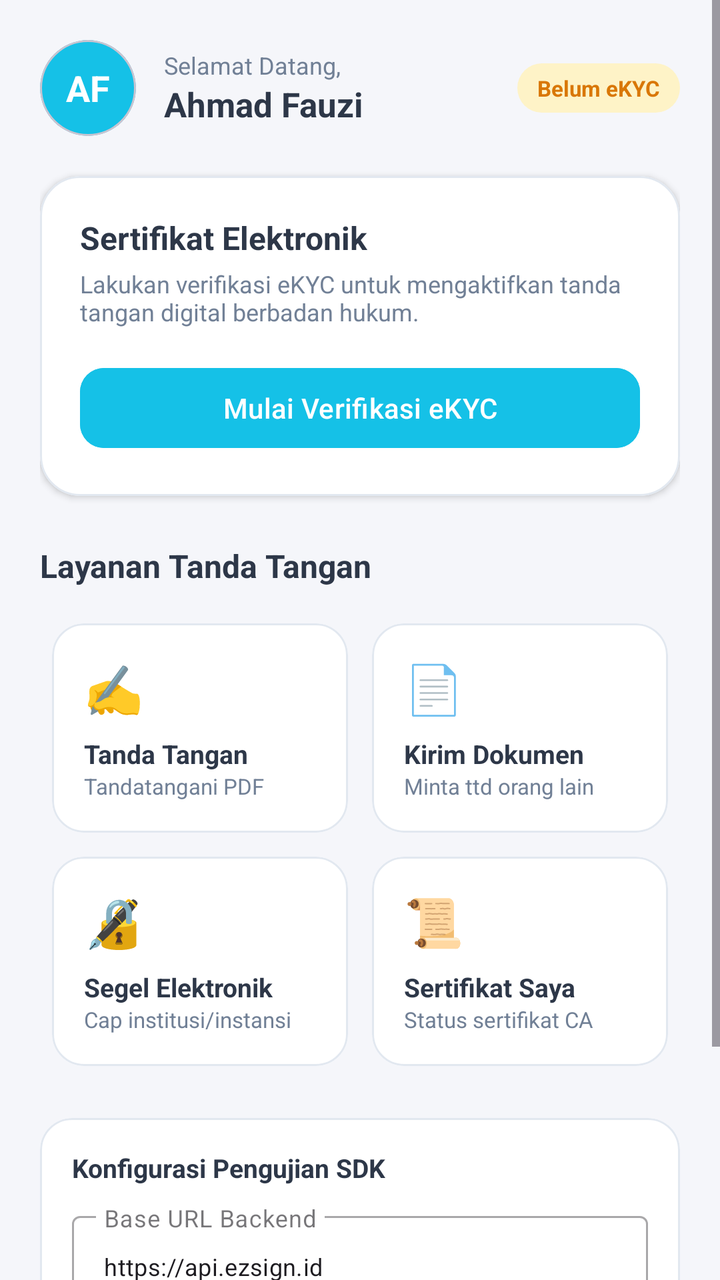
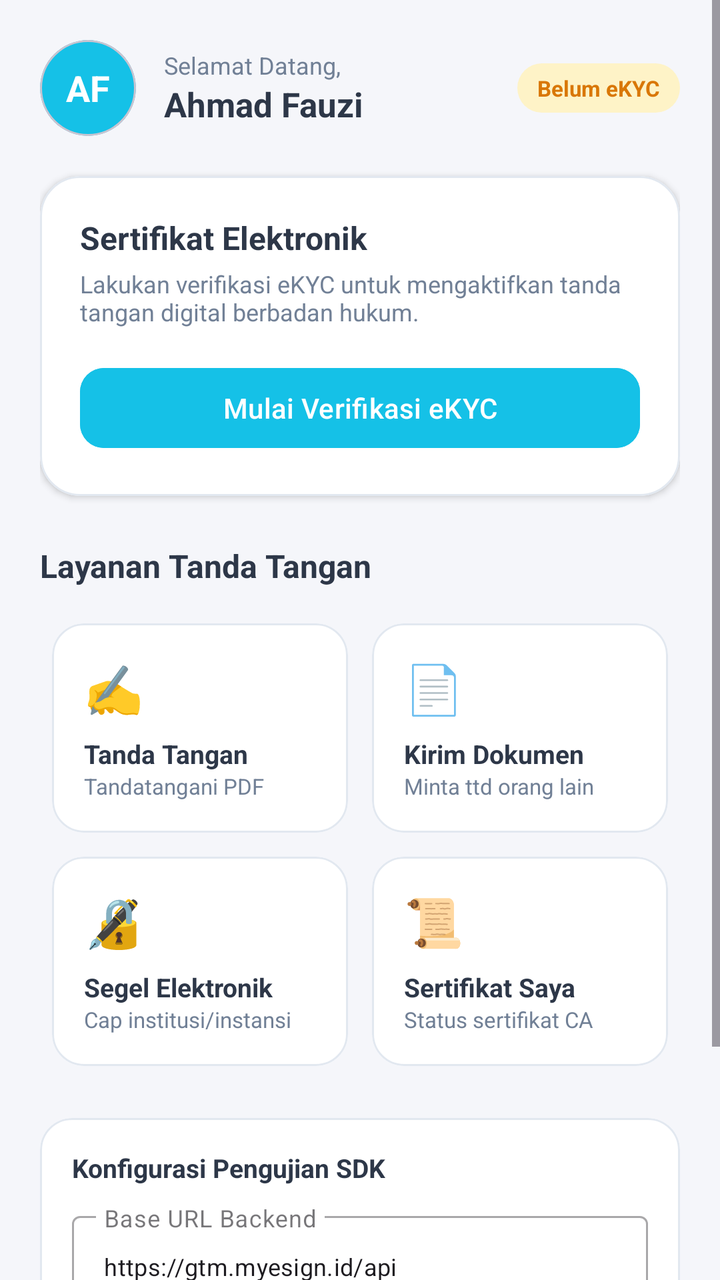

Screens rendered from an Android XML layout before and after an edit, with the pre-edit source and the edit as a unified diff.
<!-- AndroidManifest.xml: application theme Theme.Material3.DayNight.NoActionBar -->
<!-- res/layout/activity_main.xml -->
<?xml version="1.0" encoding="utf-8"?>
<ScrollView xmlns:android="http://schemas.android.com/apk/res/android"
    xmlns:app="http://schemas.android.com/apk/res-auto"
    android:layout_width="match_parent"
    android:layout_height="match_parent"
    android:background="@color/sample_bg"
    android:fillViewport="true">

    <LinearLayout
        android:layout_width="match_parent"
        android:layout_height="wrap_content"
        android:orientation="vertical"
        android:padding="20dp">

        
        <LinearLayout
            android:layout_width="match_parent"
            android:layout_height="wrap_content"
            android:gravity="center_vertical"
            android:orientation="horizontal">

            <com.google.android.material.card.MaterialCardView
                android:layout_width="48dp"
                android:layout_height="48dp"
                app:cardBackgroundColor="@color/sample_primary"
                app:cardCornerRadius="24dp"
                app:cardElevation="0dp">

                <TextView
                    android:layout_width="match_parent"
                    android:layout_height="match_parent"
                    android:gravity="center"
                    android:text="AF"
                    android:textColor="@android:color/white"
                    android:textSize="18sp"
                    android:textStyle="bold" />
            </com.google.android.material.card.MaterialCardView>

            <LinearLayout
                android:layout_width="0dp"
                android:layout_height="wrap_content"
                android:layout_marginStart="14dp"
                android:layout_weight="1"
                android:orientation="vertical">

                <TextView
                    android:layout_width="wrap_content"
                    android:layout_height="wrap_content"
                    android:text="Selamat Datang,"
                    android:textColor="@color/sample_text_secondary"
                    android:textSize="12sp" />

                <TextView
                    android:layout_width="wrap_content"
                    android:layout_height="wrap_content"
                    android:text="Ahmad Fauzi"
                    android:textColor="@color/sample_text_primary"
                    android:textSize="17sp"
                    android:textStyle="bold" />
            </LinearLayout>

            <TextView
                android:id="@+id/tvUserStatusBadge"
                android:layout_width="wrap_content"
                android:layout_height="wrap_content"
                android:background="@drawable/badge_status_warning"
                android:paddingHorizontal="10dp"
                android:paddingVertical="5dp"
                android:text="Belum eKYC"
                android:textColor="@color/sample_warning_text"
                android:textSize="11sp"
                android:textStyle="bold" />
        </LinearLayout>

        
        <com.google.android.material.card.MaterialCardView
            android:id="@+id/cardVerification"
            android:layout_width="match_parent"
            android:layout_height="wrap_content"
            android:layout_marginTop="20dp"
            app:cardBackgroundColor="@color/sample_card"
            app:cardCornerRadius="20dp"
            app:cardElevation="2dp"
            app:strokeColor="#E2E8F0"
            app:strokeWidth="1dp">

            <LinearLayout
                android:layout_width="match_parent"
                android:layout_height="wrap_content"
                android:orientation="vertical"
                android:padding="20dp">

                <LinearLayout
                    android:layout_width="match_parent"
                    android:layout_height="wrap_content"
                    android:orientation="horizontal">

                    <LinearLayout
                        android:layout_width="0dp"
                        android:layout_height="wrap_content"
                        android:layout_weight="1"
                        android:orientation="vertical">

                        <TextView
                            android:layout_width="wrap_content"
                            android:layout_height="wrap_content"
                            android:text="Sertifikat Elektronik"
                            android:textColor="@color/sample_text_primary"
                            android:textSize="16sp"
                            android:textStyle="bold" />

                        <TextView
                            android:layout_width="wrap_content"
                            android:layout_height="wrap_content"
                            android:layout_marginTop="4dp"
                            android:text="Lakukan verifikasi eKYC untuk mengaktifkan tanda tangan digital berbadan hukum."
                            android:textColor="@color/sample_text_secondary"
                            android:textSize="12sp" />
                    </LinearLayout>
                </LinearLayout>

                <com.google.android.material.button.MaterialButton
                    android:id="@+id/btnStartEkyc"
                    android:layout_width="match_parent"
                    android:layout_height="48dp"
                    android:layout_marginTop="16dp"
                    android:backgroundTint="@color/sample_primary"
                    android:text="Mulai Verifikasi eKYC"
                    android:textAllCaps="false"
                    android:textColor="@android:color/white"
                    android:textSize="14sp"
                    app:cornerRadius="12dp" />

            </LinearLayout>
        </com.google.android.material.card.MaterialCardView>

        
        <TextView
            android:layout_width="wrap_content"
            android:layout_height="wrap_content"
            android:layout_marginTop="24dp"
            android:text="Layanan Tanda Tangan"
            android:textColor="@color/sample_text_primary"
            android:textSize="16sp"
            android:textStyle="bold" />

        
        <GridLayout
            android:layout_width="match_parent"
            android:layout_height="wrap_content"
            android:layout_marginTop="12dp"
            android:columnCount="2"
            android:rowCount="2">

            
            <com.google.android.material.card.MaterialCardView
                android:id="@+id/cardSignDoc"
                android:layout_width="0dp"
                android:layout_height="wrap_content"
                android:layout_rowWeight="1"
                android:layout_columnWeight="1"
                android:layout_margin="6dp"
                app:cardBackgroundColor="@color/sample_card"
                app:cardCornerRadius="16dp"
                app:cardElevation="0dp"
                app:strokeColor="#E2E8F0"
                app:strokeWidth="1dp">

                <LinearLayout
                    android:layout_width="match_parent"
                    android:layout_height="wrap_content"
                    android:orientation="vertical"
                    android:padding="16dp">

                    <TextView
                        android:layout_width="wrap_content"
                        android:layout_height="wrap_content"
                        android:text="✍️"
                        android:textSize="24sp" />

                    <TextView
                        android:layout_width="wrap_content"
                        android:layout_height="wrap_content"
                        android:layout_marginTop="8dp"
                        android:text="Tanda Tangan"
                        android:textColor="@color/sample_text_primary"
                        android:textSize="13sp"
                        android:textStyle="bold" />

                    <TextView
                        android:layout_width="wrap_content"
                        android:layout_height="wrap_content"
                        android:text="Tandatangani PDF"
                        android:textColor="@color/sample_text_secondary"
                        android:textSize="11sp" />
                </LinearLayout>
            </com.google.android.material.card.MaterialCardView>

            
            <com.google.android.material.card.MaterialCardView
                android:id="@+id/cardUploadDoc"
                android:layout_width="0dp"
                android:layout_height="wrap_content"
                android:layout_rowWeight="1"
                android:layout_columnWeight="1"
                android:layout_margin="6dp"
                app:cardBackgroundColor="@color/sample_card"
                app:cardCornerRadius="16dp"
                app:cardElevation="0dp"
                app:strokeColor="#E2E8F0"
                app:strokeWidth="1dp">

                <LinearLayout
                    android:layout_width="match_parent"
                    android:layout_height="wrap_content"
                    android:orientation="vertical"
                    android:padding="16dp">

                    <TextView
                        android:layout_width="wrap_content"
                        android:layout_height="wrap_content"
                        android:text="📄"
                        android:textSize="24sp" />

                    <TextView
                        android:layout_width="wrap_content"
                        android:layout_height="wrap_content"
                        android:layout_marginTop="8dp"
                        android:text="Kirim Dokumen"
                        android:textColor="@color/sample_text_primary"
                        android:textSize="13sp"
                        android:textStyle="bold" />

                    <TextView
                        android:layout_width="wrap_content"
                        android:layout_height="wrap_content"
                        android:text="Minta ttd orang lain"
                        android:textColor="@color/sample_text_secondary"
                        android:textSize="11sp" />
                </LinearLayout>
            </com.google.android.material.card.MaterialCardView>

            
            <com.google.android.material.card.MaterialCardView
                android:id="@+id/cardSeal"
                android:layout_width="0dp"
                android:layout_height="wrap_content"
                android:layout_rowWeight="1"
                android:layout_columnWeight="1"
                android:layout_margin="6dp"
                app:cardBackgroundColor="@color/sample_card"
                app:cardCornerRadius="16dp"
                app:cardElevation="0dp"
                app:strokeColor="#E2E8F0"
                app:strokeWidth="1dp">

                <LinearLayout
                    android:layout_width="match_parent"
                    android:layout_height="wrap_content"
                    android:orientation="vertical"
                    android:padding="16dp">

                    <TextView
                        android:layout_width="wrap_content"
                        android:layout_height="wrap_content"
                        android:text="🔏"
                        android:textSize="24sp" />

                    <TextView
                        android:layout_width="wrap_content"
                        android:layout_height="wrap_content"
                        android:layout_marginTop="8dp"
                        android:text="Segel Elektronik"
                        android:textColor="@color/sample_text_primary"
                        android:textSize="13sp"
                        android:textStyle="bold" />

                    <TextView
                        android:layout_width="wrap_content"
                        android:layout_height="wrap_content"
                        android:text="Cap institusi/instansi"
                        android:textColor="@color/sample_text_secondary"
                        android:textSize="11sp" />
                </LinearLayout>
            </com.google.android.material.card.MaterialCardView>

            
            <com.google.android.material.card.MaterialCardView
                android:id="@+id/cardCert"
                android:layout_width="0dp"
                android:layout_height="wrap_content"
                android:layout_rowWeight="1"
                android:layout_columnWeight="1"
                android:layout_margin="6dp"
                app:cardBackgroundColor="@color/sample_card"
                app:cardCornerRadius="16dp"
                app:cardElevation="0dp"
                app:strokeColor="#E2E8F0"
                app:strokeWidth="1dp">

                <LinearLayout
                    android:layout_width="match_parent"
                    android:layout_height="wrap_content"
                    android:orientation="vertical"
                    android:padding="16dp">

                    <TextView
                        android:layout_width="wrap_content"
                        android:layout_height="wrap_content"
                        android:text="📜"
                        android:textSize="24sp" />

                    <TextView
                        android:layout_width="wrap_content"
                        android:layout_height="wrap_content"
                        android:layout_marginTop="8dp"
                        android:text="Sertifikat Saya"
                        android:textColor="@color/sample_text_primary"
                        android:textSize="13sp"
                        android:textStyle="bold" />

                    <TextView
                        android:layout_width="wrap_content"
                        android:layout_height="wrap_content"
                        android:text="Status sertifikat CA"
                        android:textColor="@color/sample_text_secondary"
                        android:textSize="11sp" />
                </LinearLayout>
            </com.google.android.material.card.MaterialCardView>

        </GridLayout>

        
        <com.google.android.material.card.MaterialCardView
            android:layout_width="match_parent"
            android:layout_height="wrap_content"
            android:layout_marginTop="20dp"
            app:cardBackgroundColor="@color/sample_card"
            app:cardCornerRadius="16dp"
            app:cardElevation="0dp"
            app:strokeColor="#E2E8F0"
            app:strokeWidth="1dp">

            <LinearLayout
                android:layout_width="match_parent"
                android:layout_height="wrap_content"
                android:orientation="vertical"
                android:padding="16dp">

                <TextView
                    android:layout_width="wrap_content"
                    android:layout_height="wrap_content"
                    android:text="Konfigurasi Pengujian SDK"
                    android:textColor="@color/sample_text_primary"
                    android:textSize="13sp"
                    android:textStyle="bold" />

                <com.google.android.material.textfield.TextInputLayout
                    android:id="@+id/layoutBaseUrl"
                    style="@style/Widget.MaterialComponents.TextInputLayout.OutlinedBox"
                    android:layout_width="match_parent"
                    android:layout_height="wrap_content"
                    android:layout_marginTop="10dp"
                    android:hint="Base URL Backend">

                    <com.google.android.material.textfield.TextInputEditText
                        android:id="@+id/etBaseUrl"
                        android:layout_width="match_parent"
                        android:layout_height="wrap_content"
                        android:inputType="textUri"
                        android:text="https://api.ezsign.id"
                        android:textSize="12sp" />
                </com.google.android.material.textfield.TextInputLayout>

                <com.google.android.material.textfield.TextInputLayout
                    android:id="@+id/layoutAuthToken"
                    style="@style/Widget.MaterialComponents.TextInputLayout.OutlinedBox"
                    android:layout_width="match_parent"
                    android:layout_height="wrap_content"
                    android:layout_marginTop="8dp"
                    android:hint="Bearer Auth Token">

                    <com.google.android.material.textfield.TextInputEditText
                        android:id="@+id/etAuthToken"
                        android:layout_width="match_parent"
                        android:layout_height="wrap_content"
                        android:inputType="text"
                        android:textSize="12sp" />
                </com.google.android.material.textfield.TextInputLayout>

                <TextView
                    android:id="@+id/tvCallbackResult"
                    android:layout_width="match_parent"
                    android:layout_height="wrap_content"
                    android:layout_marginTop="10dp"
                    android:textColor="@color/sample_text_secondary"
                    android:textSize="11sp" />

            </LinearLayout>
        </com.google.android.material.card.MaterialCardView>

    </LinearLayout>
</ScrollView>
<!-- resources referenced by this layout -->
<resources>
  <color name="sample_bg">#F5F6FA</color>
  <color name="sample_card">#FFFFFF</color>
  <color name="sample_primary">#15C1E7</color>
  <color name="sample_text_primary">#2D3748</color>
  <color name="sample_text_secondary">#718096</color>
  <color name="sample_warning_text">#D97706</color>
  <!-- drawable badge_status_warning (drawable) -->
  <?xml version="1.0" encoding="utf-8"?>
  <shape xmlns:android="http://schemas.android.com/apk/res/android">
      <solid android:color="@color/sample_warning_bg" />
      <corners android:radius="100dp" />
  </shape>
  <color name="sample_warning_bg">#FEF3C7</color>
</resources>

<!-- the commit's change to res/layout/activity_main.xml (unified diff, before → after) -->
@@ -368,7 +368,7 @@
                         android:layout_width="match_parent"
                         android:layout_height="wrap_content"
                         android:inputType="textUri"
-                        android:text="https://api.ezsign.id"
+                        android:text="https://gtm.myesign.id/api"
                         android:textSize="12sp" />
                 </com.google.android.material.textfield.TextInputLayout>
 
